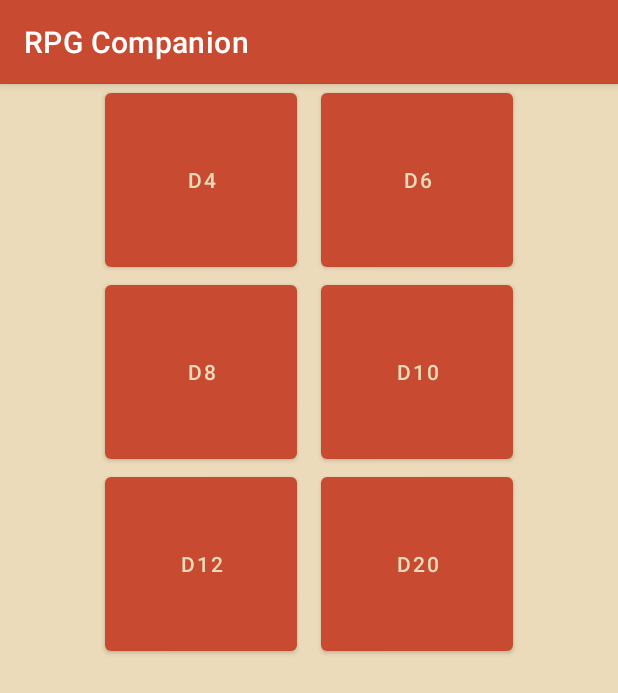
After one commit to JoaoVSouto/rpg-companion-app, an Android app: the DadosActivity screen opened directly, with no data from a screen before it, on a phone screen of 412 x 824 dp. The commit adds this screen. Shown: the top 693 px of the screen. Run offline under Robolectric (Android 15) with nearby library versions, the phone set to English and light mode, and no system bars.

Commit message:
Created dados activity

```diff
--- a/app/src/main/AndroidManifest.xml
+++ b/app/src/main/AndroidManifest.xml
@@ -9,6 +9,9 @@
         android:roundIcon="@mipmap/ic_launcher_round"
         android:supportsRtl="true"
         android:theme="@style/Theme.RPGCompanion">
+        <activity
+            android:name=".DadosActivity"
+            android:exported="false" />
         <activity
             android:name=".FichaDetalheActivity"
             android:exported="false" />
--- /dev/null
+++ b/app/src/main/java/com/example/rpgcompanion/DadosActivity.java
@@ -0,0 +1,72 @@
+package com.example.rpgcompanion;
+
+import androidx.appcompat.app.AppCompatActivity;
+
+import android.os.Bundle;
+import android.view.View;
+import android.widget.Button;
+
+import java.util.Random;
+
+public class DadosActivity extends AppCompatActivity {
+
+    Button btn4;
+    Button btn6;
+    Button btn8;
+    Button btn10;
+    Button btn12;
+    Button btn20;
+
+    @Override
+    protected void onCreate(Bundle savedInstanceState) {
+        super.onCreate(savedInstanceState);
+        setContentView(R.layout.activity_dados);
+
+        btn4 = findViewById(R.id.btn4);
+        btn6 = findViewById(R.id.btn6);
+        btn8 = findViewById(R.id.btn8);
+        btn10 = findViewById(R.id.btn10);
+        btn12 = findViewById(R.id.btn12);
+        btn20 = findViewById(R.id.btn20);
+
+        View.OnClickListener viewClick = new View.OnClickListener() {
+            @Override
+            public void onClick(View view) {
+                switch (view.getId()){
+                    case R.id.btn4:
+                        rolarDado(4);
+                        break;
+                    case R.id.btn6:
+                        rolarDado(6);
+                        break;
+                    case R.id.btn8:
+                        rolarDado(8);
+                        break;
+                    case R.id.btn10:
+                        rolarDado(10);
+                        break;
+                    case R.id.btn12:
+                        rolarDado(12);
+                        break;
+                    case R.id.btn20:
+                        rolarDado(20);
+                        break;
+                    default:
+                        break;
+                }
+
+            }
+        };
+
+        btn4.setOnClickListener(viewClick);
+        btn6.setOnClickListener(viewClick);
+        btn8.setOnClickListener(viewClick);
+        btn10.setOnClickListener(viewClick);
+        btn12.setOnClickListener(viewClick);
+        btn20.setOnClickListener(viewClick);
+    }
+
+    private void rolarDado(int lados){
+        int resultado = new Random().nextInt(lados)+1;
+    }
+}
--- /dev/null
+++ b/app/src/main/res/drawable/ic_casino.xml
@@ -0,0 +1,5 @@
+<vector android:height="24dp" android:tint="#FFFFFF"
+    android:viewportHeight="24" android:viewportWidth="24"
+    android:width="24dp" xmlns:android="http://schemas.android.com/apk/res/android">
+    <path android:fillColor="@android:color/white" android:pathData="M19,3L5,3c-1.1,0 -2,0.9 -2,2v14c0,1.1 0.9,2 2,2h14c1.1,0 2,-0.9 2,-2L21,5c0,-1.1 -0.9,-2 -2,-2zM7.5,18c-0.83,0 -1.5,-0.67 -1.5,-1.5S6.67,15 7.5,15s1.5,0.67 1.5,1.5S8.33,18 7.5,18zM7.5,9C6.67,9 6,8.33 6,7.5S6.67,6 7.5,6 9,6.67 9,7.5 8.33,9 7.5,9zM12,13.5c-0.83,0 -1.5,-0.67 -1.5,-1.5s0.67,-1.5 1.5,-1.5 1.5,0.67 1.5,1.5 -0.67,1.5 -1.5,1.5zM16.5,18c-0.83,0 -1.5,-0.67 -1.5,-1.5s0.67,-1.5 1.5,-1.5 1.5,0.67 1.5,1.5 -0.67,1.5 -1.5,1.5zM16.5,9c-0.83,0 -1.5,-0.67 -1.5,-1.5S15.67,6 16.5,6s1.5,0.67 1.5,1.5S17.33,9 16.5,9z"/>
+</vector>
--- /dev/null
+++ b/app/src/main/res/layout/activity_dados.xml
@@ -0,0 +1,75 @@
+<?xml version="1.0" encoding="utf-8"?>
+<androidx.constraintlayout.widget.ConstraintLayout xmlns:android="http://schemas.android.com/apk/res/android"
+    xmlns:app="http://schemas.android.com/apk/res-auto"
+    xmlns:tools="http://schemas.android.com/tools"
+    android:layout_width="match_parent"
+    android:layout_height="match_parent"
+    tools:context=".DadosActivity"
+    android:background="@color/beige">
+
+    <TableLayout
+        android:layout_width="match_parent"
+        android:layout_height="match_parent">
+
+        <TableRow
+            android:layout_width="match_parent"
+            android:layout_height="match_parent"
+            android:gravity="center">
+
+            <Button
+                android:id="@+id/btn4"
+                android:layout_width="128dp"
+                android:layout_height="128dp"
+                android:layout_marginHorizontal="8dp"
+                android:text="D4" />
+
+            <Button
+                android:id="@+id/btn6"
+                android:layout_width="128dp"
+                android:layout_height="128dp"
+                android:layout_marginHorizontal="8dp"
+                android:text="D6" />
+        </TableRow>
+
+        <TableRow
+            android:layout_width="match_parent"
+            android:layout_height="match_parent"
+            android:gravity="center">
+
+            <Button
+                android:id="@+id/btn8"
+                android:layout_width="128dp"
+                android:layout_height="128dp"
+                android:layout_marginHorizontal="8dp"
+                android:text="D8" />
+
+            <Button
+                android:id="@+id/btn10"
+                android:layout_width="128dp"
+                android:layout_height="128dp"
+                android:layout_marginHorizontal="8dp"
+                android:text="D10" />
+        </TableRow>
+
+        <TableRow
+            android:layout_width="match_parent"
+            android:layout_height="match_parent"
+            android:gravity="center">
+
+            <Button
+                android:id="@+id/btn12"
+                android:layout_width="128dp"
+                android:layout_height="128dp"
+                android:layout_marginHorizontal="8dp"
+                android:text="D12" />
+
+            <Button
+                android:id="@+id/btn20"
+                android:layout_width="128dp"
+                android:layout_height="128dp"
+                android:layout_marginHorizontal="8dp"
+                android:text="D20" />
+        </TableRow>
+
+    </TableLayout>
+</androidx.constraintlayout.widget.ConstraintLayout>
```
Also changed, not shown: app/src/main/java/com/example/rpgcompanion/MainActivity.java (+11 -0 lines), app/src/main/res/menu/menu.xml (+6 -1 lines).
